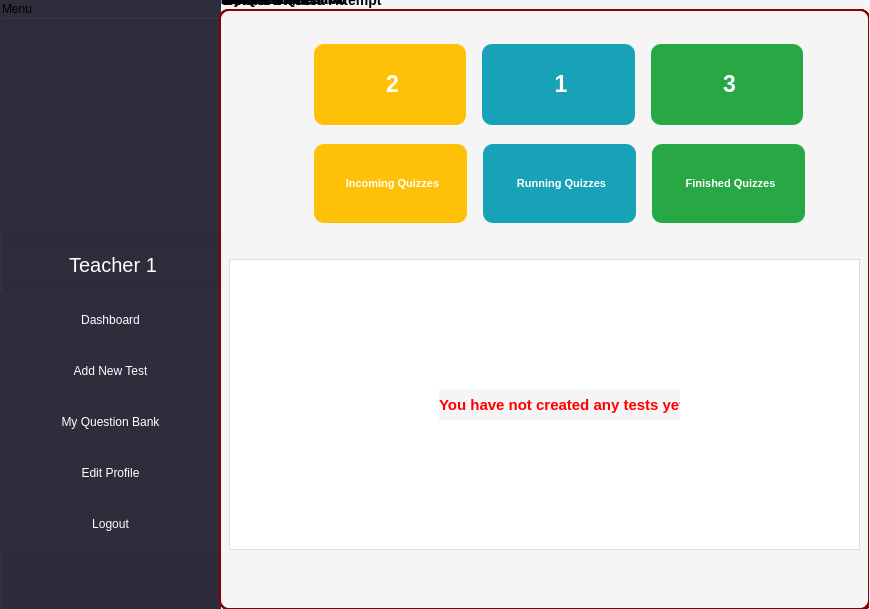
The window that mainwindow.ui (CulesBao/pbl2-quizz) describes before a commit, drawn with Qt 5.
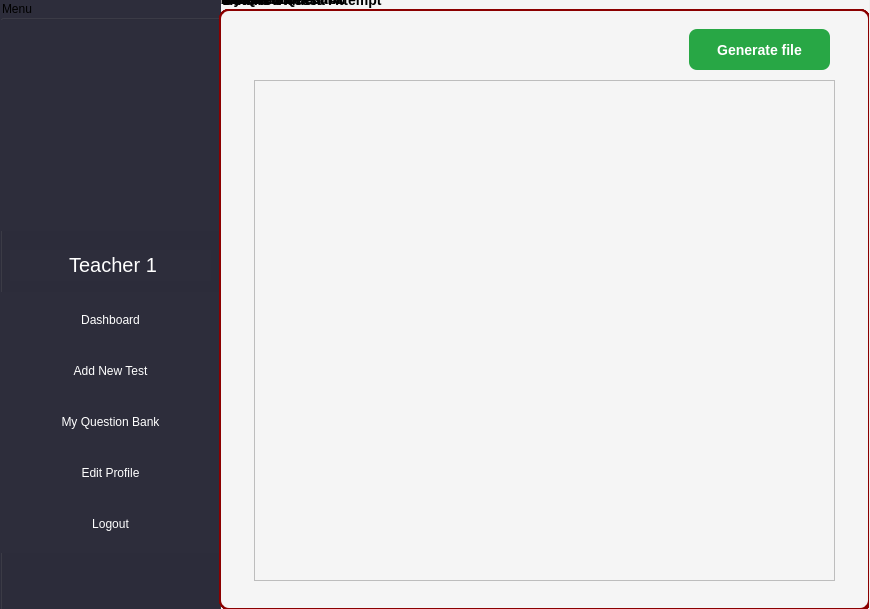
The same window after the commit. The open tabs and pages were chosen to show the change. Icons and pictures are not drawn.

Commit message: feat: Generate .csv file on my data

Patch:
```diff
--- a/mainwindow.ui
+++ b/mainwindow.ui
@@ -2215,12 +2215,49 @@
        <property name="geometry">
         <rect>
          <x>35</x>
-         <y>61</y>
+         <y>91</y>
          <width>581</width>
-         <height>531</height>
+         <height>501</height>
         </rect>
        </property>
       </widget>
+      <widget class="QPushButton" name="btnGenerateFile">
+       <property name="geometry">
+        <rect>
+         <x>470</x>
+         <y>40</y>
+         <width>141</width>
+         <height>41</height>
+        </rect>
+       </property>
+       <property name="styleSheet">
+        <string notr="true">QPushButton {
+    background-color: #28a745;  /* Màu xanh lá */
+    color: white;               /* Màu chữ trắng */
+    border-radius: 8px;         /* Bo góc */
+    padding: 10px 20px;         /* Khoảng cách giữa chữ và viền nút */
+    border: none;               /* Bỏ viền */
+    font-size: 14px;            /* Kích thước chữ */
+    font-weight: bold;          /* Chữ đậm */
+}
+
+/* Hiệu ứng hover (khi di chuột vào nút Add) */
+QPushButton:hover {
+    background-color: #218838;  /* Màu xanh lá đậm hơn khi hover */
+    cursor: pointer;            /* Con trỏ chuột chuyển thành hình tay */
+}
+
+/* Hiệu ứng khi bấm vào nút Add */
+QPushButton:pressed {
+    background-color: #1e7e34;  /* Màu xanh lá đậm khi nhấn */
+    padding-left: 12px;         /* Tạo hiệu ứng nút lún xuống */
+    padding-top: 12px;
+}</string>
+       </property>
+       <property name="text">
+        <string>Generate file</string>
+       </property>
+      </widget>
      </widget>
      <widget class="QGroupBox" name="groupBoxDetailStudentAttempt">
       <property name="geometry">
@@ -2249,22 +2286,59 @@
        <property name="geometry">
         <rect>
          <x>15</x>
-         <y>61</y>
+         <y>91</y>
          <width>631</width>
-         <height>481</height>
+         <height>501</height>
         </rect>
        </property>
       </widget>
+      <widget class="QPushButton" name="btnGenerateFile_2">
+       <property name="geometry">
+        <rect>
+         <x>470</x>
+         <y>40</y>
+         <width>141</width>
+         <height>41</height>
+        </rect>
+       </property>
+       <property name="styleSheet">
+        <string notr="true">QPushButton {
+    background-color: #28a745;  /* Màu xanh lá */
+    color: white;               /* Màu chữ trắng */
+    border-radius: 8px;         /* Bo góc */
+    padding: 10px 20px;         /* Khoảng cách giữa chữ và viền nút */
+    border: none;               /* Bỏ viền */
+    font-size: 14px;            /* Kích thước chữ */
+    font-weight: bold;          /* Chữ đậm */
+}
+
+/* Hiệu ứng hover (khi di chuột vào nút Add) */
+QPushButton:hover {
+    background-color: #218838;  /* Màu xanh lá đậm hơn khi hover */
+    cursor: pointer;            /* Con trỏ chuột chuyển thành hình tay */
+}
+
+/* Hiệu ứng khi bấm vào nút Add */
+QPushButton:pressed {
+    background-color: #1e7e34;  /* Màu xanh lá đậm khi nhấn */
+    padding-left: 12px;         /* Tạo hiệu ứng nút lún xuống */
+    padding-top: 12px;
+}</string>
+       </property>
+       <property name="text">
+        <string>Generate file</string>
+       </property>
+      </widget>
      </widget>
      <zorder>groupBoxDetailStudentAttempt</zorder>
      <zorder>groupBoxAddNewTest</zorder>
-     <zorder>groupBoxTestDetails</zorder>
      <zorder>groupBoxAddNewQuestion</zorder>
      <zorder>groupBoxDetailsQuestion</zorder>
      <zorder>leftSidebar</zorder>
      <zorder>groupBoxEditProfile</zorder>
      <zorder>groupBoxMyQuestionBank</zorder>
      <zorder>groupBoxDashboard</zorder>
+     <zorder>groupBoxTestDetails</zorder>
     </widget>
     <widget class="QWidget" name="pageRegister">
      <widget class="QGroupBox" name="groupBox_2">
```
The commit also changes 3 other files.
